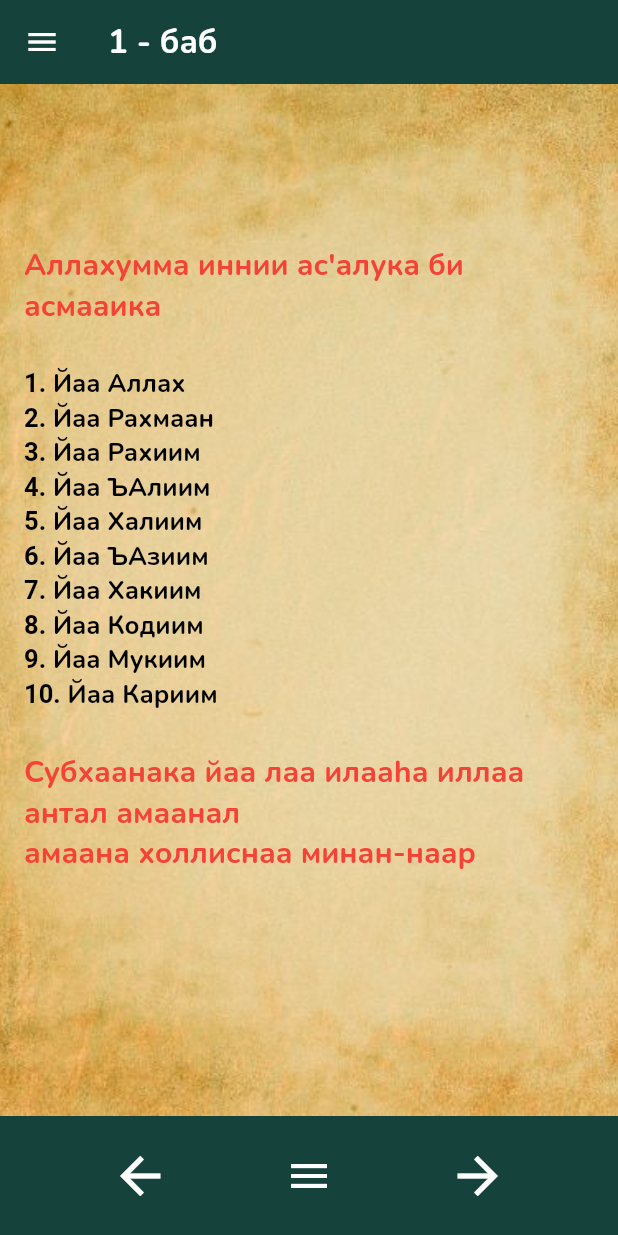
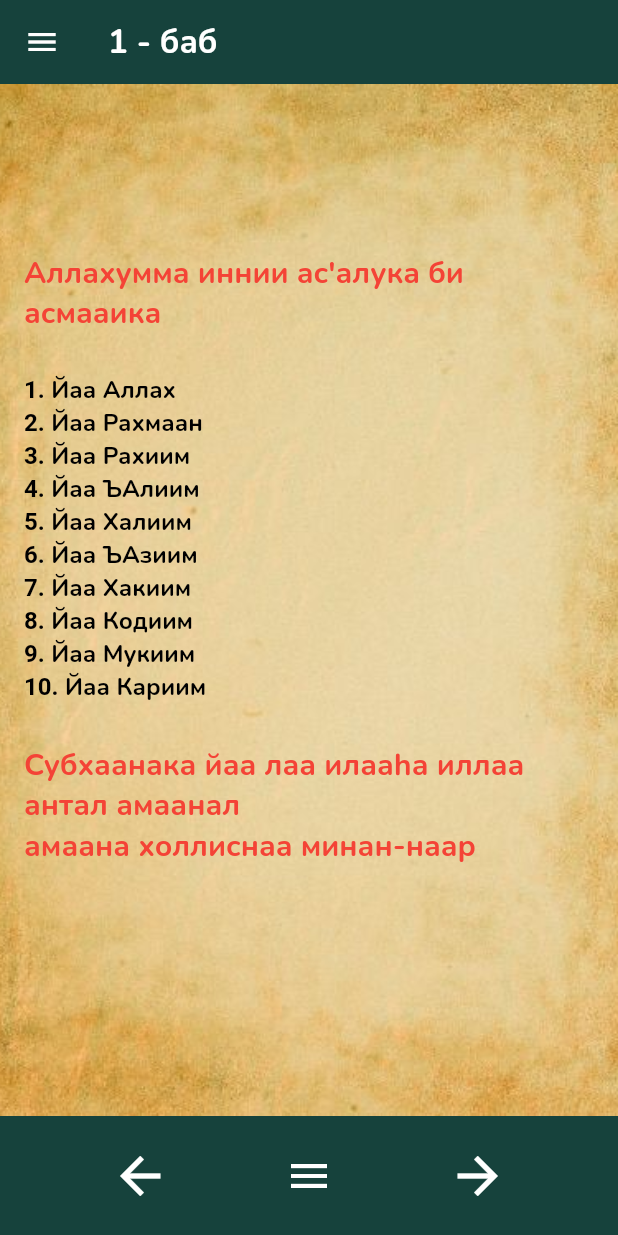
Before and after one commit to adilet3401/deenly-app, a Flutter app: the JavshannPage screen opened directly, on a phone screen of 412 x 824 dp. Run offline on Flutter 3.47's test engine with Material 3 defaults, Android fonts, the phone set to English and light mode, and no system bars; our stand-ins replace font_awesome_flutter, google_fonts, shared_preferences, vibration; accounts and stored records are empty.

```diff
--- a/lib/l10n/intl_en.arb
+++ b/lib/l10n/intl_en.arb
@@ -1,5 +1,5 @@
 {
   "hello": "Helloooo!",
   "nightPrayer": "Куптан",
-  "prayerTime": "Намаз убактыыы"
+  "prayerTime": "Намаз убактысы"
 }
--- a/lib/widgets/javshann.dart
+++ b/lib/widgets/javshann.dart
@@ -599,6 +599,7 @@ class _JavshannPageState extends State<JavshannPage> {
                   fontWeight: FontWeight.bold,
                   color: Colors.red, // Основной цвет текста
                   // fontFamily: 'Roboto',
+
                 ),
                 children: _buildTextSpans(_text),
               ),
@@ -691,7 +692,7 @@ class _JavshannPageState extends State<JavshannPage> {
             style: TextStyle(
               color: Colors.black, // Цвет нумерованных строк
               fontWeight: FontWeight.bold,
-              fontSize: 17,
+              fontSize: 16,
             ),
           ),
         );
```
Also changed, not shown: lib/widgets/app_drawer.dart (+11 -0 lines), lib/generated/intl/messages_en.dart, lib/generated/l10n.dart.
